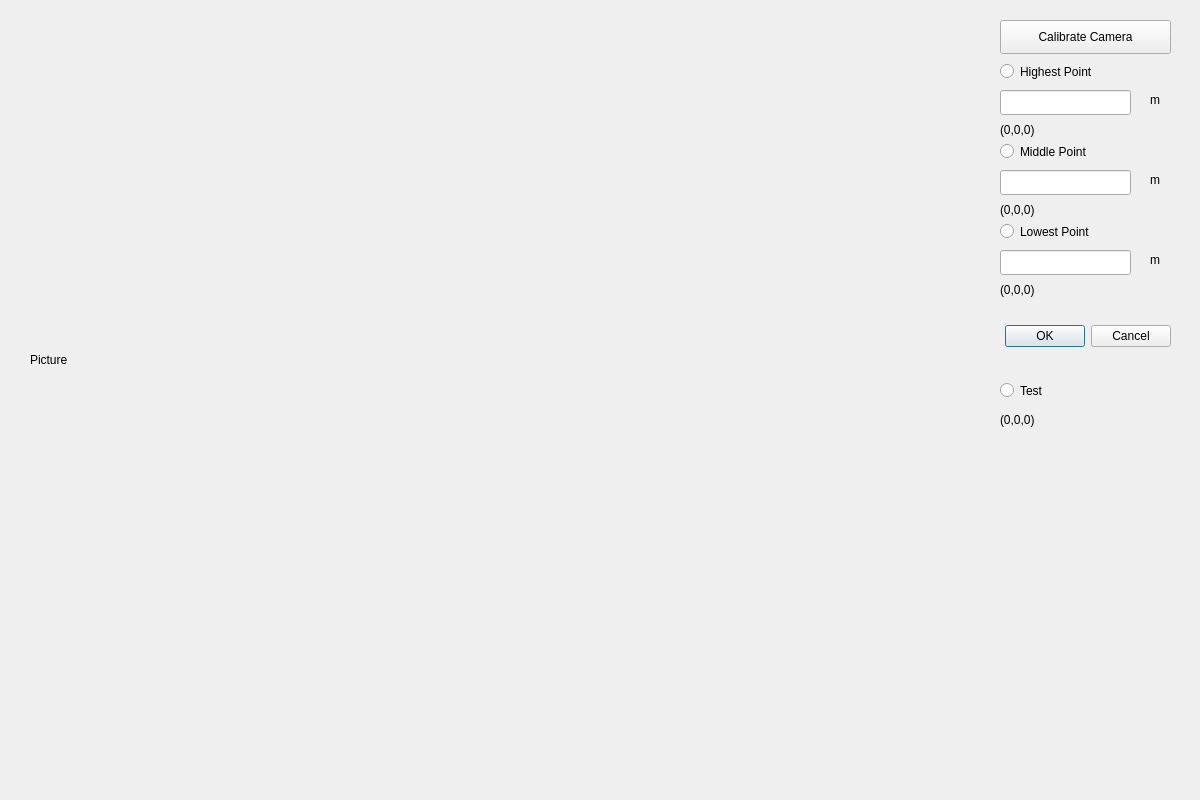
Qt form dialogrange.ui (him40813/VDHEE) before a commit.
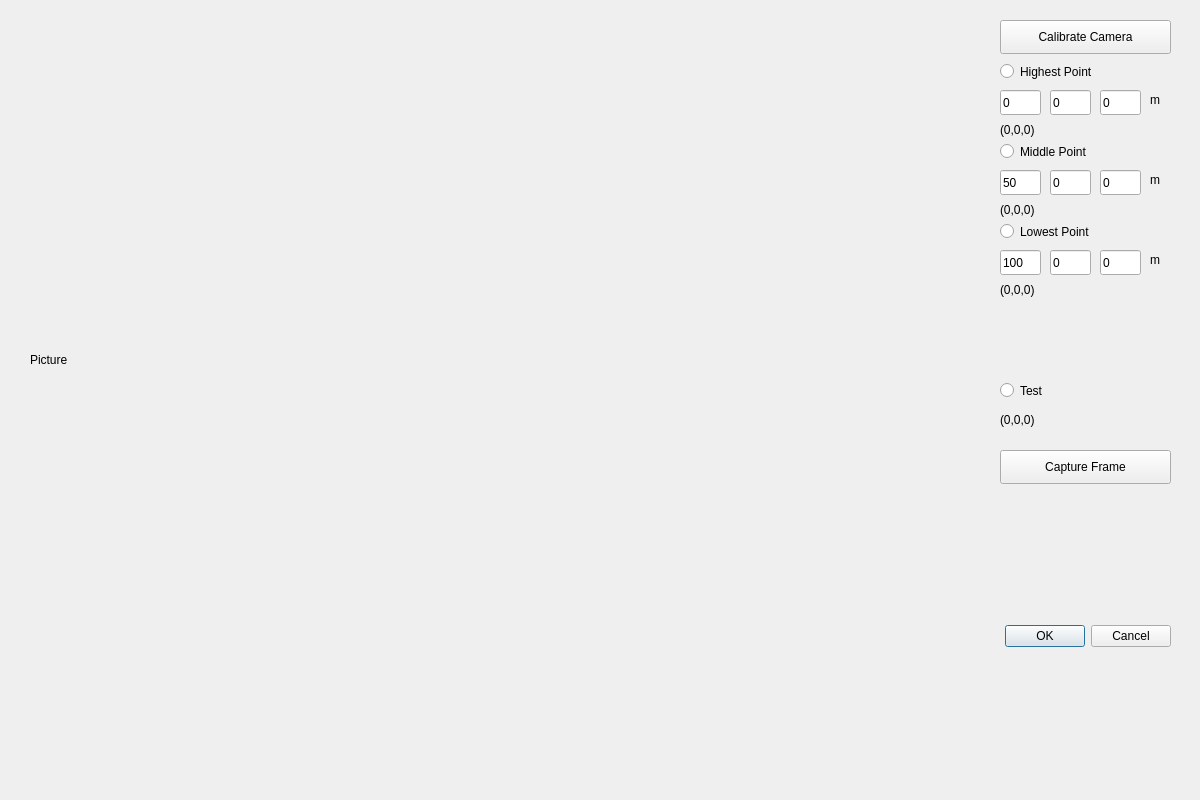
The same form after that commit. Custom widgets are drawn as their Qt base class.

```diff
--- a/dialogrange.ui
+++ b/dialogrange.ui
@@ -17,7 +17,7 @@
    <property name="geometry">
     <rect>
      <x>1000</x>
-     <y>320</y>
+     <y>620</y>
      <width>171</width>
      <height>32</height>
     </rect>
@@ -95,30 +95,39 @@
     <rect>
      <x>1000</x>
      <y>90</y>
-     <width>131</width>
+     <width>41</width>
      <height>25</height>
     </rect>
    </property>
+   <property name="text">
+    <string>0</string>
+   </property>
   </widget>
   <widget class="QLineEdit" name="textM">
    <property name="geometry">
     <rect>
      <x>1000</x>
      <y>170</y>
-     <width>131</width>
+     <width>41</width>
      <height>25</height>
     </rect>
    </property>
+   <property name="text">
+    <string>50</string>
+   </property>
   </widget>
   <widget class="QLineEdit" name="textL">
    <property name="geometry">
     <rect>
      <x>1000</x>
      <y>250</y>
-     <width>131</width>
+     <width>41</width>
      <height>25</height>
     </rect>
    </property>
+   <property name="text">
+    <string>100</string>
+   </property>
   </widget>
   <widget class="QLabel" name="mLabelH">
    <property name="geometry">
@@ -240,6 +249,97 @@
     <string>Calibrate Camera</string>
    </property>
   </widget>
+  <widget class="QPushButton" name="capButton">
+   <property name="geometry">
+    <rect>
+     <x>1000</x>
+     <y>450</y>
+     <width>171</width>
+     <height>34</height>
+    </rect>
+   </property>
+   <property name="text">
+    <string>Capture Frame</string>
+   </property>
+  </widget>
+  <widget class="QLineEdit" name="textH_2">
+   <property name="geometry">
+    <rect>
+     <x>1050</x>
+     <y>90</y>
+     <width>41</width>
+     <height>25</height>
+    </rect>
+   </property>
+   <property name="text">
+    <string>0</string>
+   </property>
+  </widget>
+  <widget class="QLineEdit" name="textH_3">
+   <property name="geometry">
+    <rect>
+     <x>1100</x>
+     <y>90</y>
+     <width>41</width>
+     <height>25</height>
+    </rect>
+   </property>
+   <property name="text">
+    <string>0</string>
+   </property>
+  </widget>
+  <widget class="QLineEdit" name="textM_2">
+   <property name="geometry">
+    <rect>
+     <x>1050</x>
+     <y>170</y>
+     <width>41</width>
+     <height>25</height>
+    </rect>
+   </property>
+   <property name="text">
+    <string>0</string>
+   </property>
+  </widget>
+  <widget class="QLineEdit" name="textM_3">
+   <property name="geometry">
+    <rect>
+     <x>1100</x>
+     <y>170</y>
+     <width>41</width>
+     <height>25</height>
+    </rect>
+   </property>
+   <property name="text">
+    <string>0</string>
+   </property>
+  </widget>
+  <widget class="QLineEdit" name="textL_2">
+   <property name="geometry">
+    <rect>
+     <x>1050</x>
+     <y>250</y>
+     <width>41</width>
+     <height>25</height>
+    </rect>
+   </property>
+   <property name="text">
+    <string>0</string>
+   </property>
+  </widget>
+  <widget class="QLineEdit" name="textL_3">
+   <property name="geometry">
+    <rect>
+     <x>1100</x>
+     <y>250</y>
+     <width>41</width>
+     <height>25</height>
+    </rect>
+   </property>
+   <property name="text">
+    <string>0</string>
+   </property>
+  </widget>
  </widget>
  <customwidgets>
   <customwidget>
```
